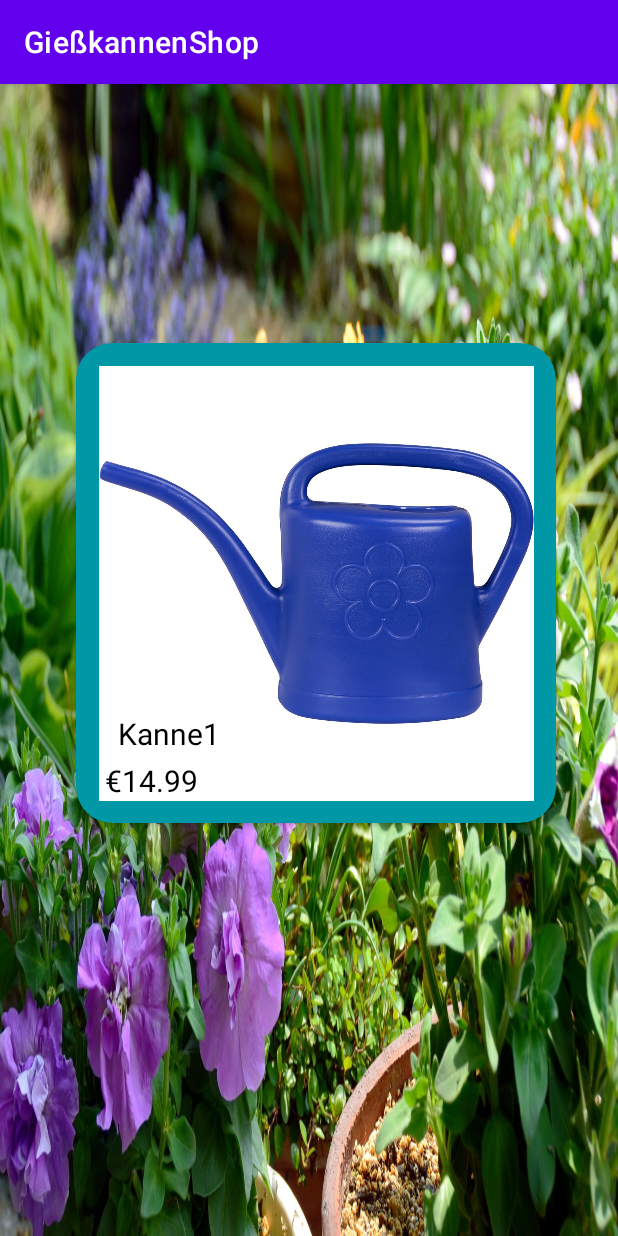
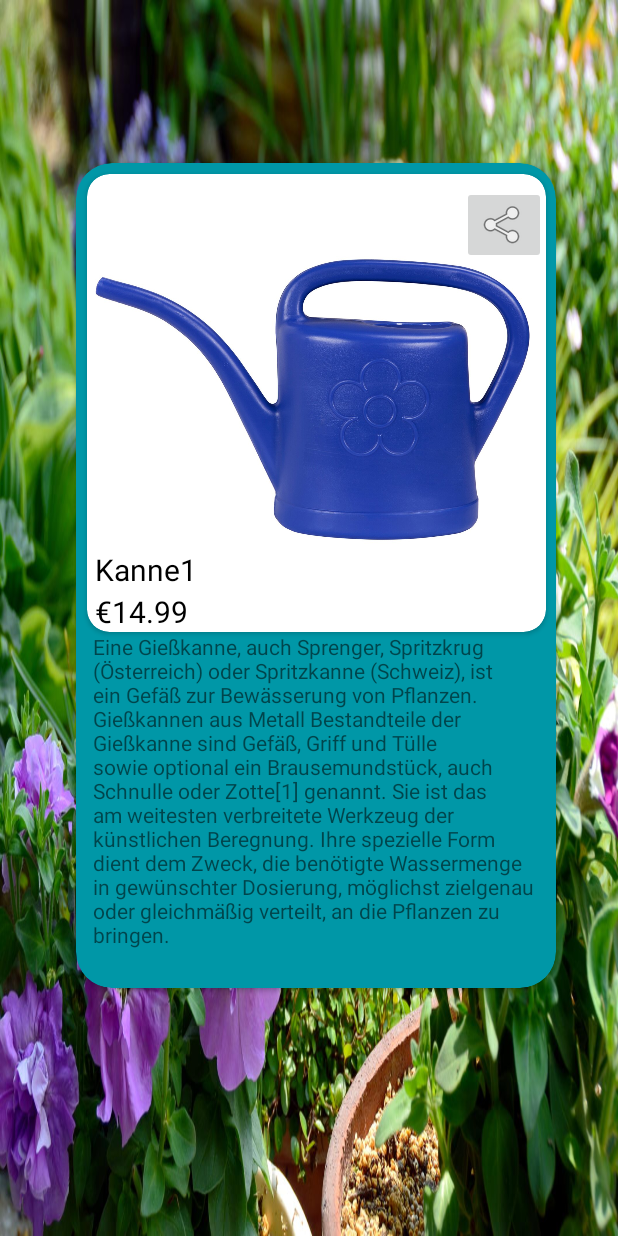
Before and after one commit to MarcoWeinmann/KannenShop, an Android app: the screen it shows after launch (MainActivity), on a phone screen of 412 x 824 dp. Run offline under Robolectric (Android 15) with nearby library versions, the phone set to English and light mode, and no system bars; our stand-ins replace data binding.

Commit message:
info text hinzugefügt

```diff
--- a/app/src/main/res/layout/activity_main.xml
+++ b/app/src/main/res/layout/activity_main.xml
@@ -18,12 +18,12 @@
             android:layout_width="match_parent"
             android:layout_height="match_parent"
             app:layoutManager="androidx.recyclerview.widget.LinearLayoutManager"
-            android:orientation="horizontal"
             app:layout_constraintBottom_toBottomOf="parent"
             app:layout_constraintEnd_toEndOf="parent"
             app:layout_constraintStart_toStartOf="parent"
             app:layout_constraintTop_toTopOf="parent"
-            tools:listitem="@layout/list_item"/>
+            tools:listitem="@layout/list_item"
+            tools:orientation="horizontal" />
 
 
     </androidx.constraintlayout.widget.ConstraintLayout>
--- a/app/src/main/res/layout/list_item.xml
+++ b/app/src/main/res/layout/list_item.xml
@@ -1,7 +1,8 @@
 <?xml version="1.0" encoding="utf-8"?>
 <layout xmlns:android="http://schemas.android.com/apk/res/android"
     xmlns:app="http://schemas.android.com/apk/res-auto"
-    xmlns:tools="http://schemas.android.com/tools">
+    xmlns:tools="http://schemas.android.com/tools"
+    app:circularflow_defaultRadius="10dp">
 
     <data>
 
@@ -14,7 +15,7 @@
 
         <androidx.cardview.widget.CardView
             android:layout_width="320dp"
-            android:layout_height="320dp"
+            android:layout_height="550dp"
             android:layout_marginTop="32dp"
             android:layout_marginBottom="32dp"
             app:cardBackgroundColor="#0097A7"
@@ -30,6 +31,48 @@
                 android:layout_width="match_parent"
                 android:layout_height="match_parent">
 
+                <androidx.cardview.widget.CardView
+                    android:layout_width="wrap_content"
+                    android:layout_height="wrap_content"
+                    android:layout_marginStart="10dp"
+                    android:layout_marginTop="-230dp"
+                    android:layout_marginEnd="10dp"
+                    app:cardCornerRadius="15dp"
+                    app:layout_constraintBottom_toBottomOf="parent"
+                    app:layout_constraintEnd_toEndOf="parent"
+                    app:layout_constraintStart_toStartOf="parent"
+                    app:layout_constraintTop_toTopOf="parent">
+
+                    <ImageView
+                        android:id="@+id/imageView"
+                        android:layout_width="290dp"
+                        android:layout_height="290dp"
+                        android:layout_marginStart="5dp"
+                        android:layout_marginTop="5dp"
+                        android:layout_marginEnd="5dp"
+                        android:layout_marginBottom="5dp"
+                        android:visibility="visible"
+                        app:circularflow_radiusInDP="10dp"
+                        app:srcCompat="@drawable/can1" />
+
+                    <ImageButton
+                        android:id="@+id/imageButtonStar"
+                        android:layout_width="wrap_content"
+                        android:layout_height="wrap_content"
+                        android:layout_marginLeft="250dp"
+                        android:layout_marginTop="8dp"
+                        app:srcCompat="@android:drawable/ic_menu_share" />
+
+                    <TextView
+                        android:id="@+id/textViewName"
+                        android:layout_width="wrap_content"
+                        android:layout_height="wrap_content"
+                        android:layout_marginLeft="5dp"
+                        android:layout_marginTop="250dp"
+                        android:text="Gießkanne1"
+                        android:textColor="@color/black"
+                        android:textSize="20sp" />
+
                     <TextView
                         android:id="@+id/textViewSale"
                         android:layout_width="wrap_content"
@@ -41,53 +84,29 @@
                         android:textStyle="bold"
                         android:translationZ="10dp"
                         android:visibility="visible"
-                    app:layout_constraintEnd_toEndOf="parent"
-                    app:layout_constraintHorizontal_bias="0.483"
-                    app:layout_constraintStart_toStartOf="parent"
-                    app:layout_constraintTop_toTopOf="parent" />
+                        tools:layout_marginLeft="40dp" />
 
                     <TextView
                         android:id="@+id/textViewPreis"
                         android:layout_width="wrap_content"
                         android:layout_height="wrap_content"
-                    android:layout_marginTop="4dp"
+                        android:layout_marginLeft="5dp"
+                        android:layout_marginTop="278dp"
                         android:text="PREIS"
                         android:textColor="@color/black"
                         android:translationZ="10dp"
-                    android:visibility="visible"
-                    app:layout_constraintEnd_toEndOf="parent"
-                    app:layout_constraintHorizontal_bias="0.075"
-                    app:layout_constraintStart_toStartOf="parent"
-                    app:layout_constraintTop_toBottomOf="@+id/textViewName" />
+                        android:visibility="visible" />
+                </androidx.cardview.widget.CardView>
 
-                <ImageView
-                    android:id="@+id/imageView"
-                    android:layout_width="290dp"
-                    android:layout_height="290dp"
-                    android:layout_marginStart="5dp"
-                    android:layout_marginTop="5dp"
-                    android:layout_marginEnd="5dp"
-                    android:layout_marginBottom="5dp"
-                    android:visibility="visible"
+                <TextView
+                    android:id="@+id/textViewInfo"
+                    android:layout_width="298dp"
+                    android:layout_height="225dp"
+                    android:layout_marginBottom="12dp"
+                    android:text="Eine Gießkanne, auch Sprenger, Spritzkrug (Österreich) oder Spritzkanne (Schweiz), ist ein Gefäß zur Bewässerung von Pflanzen.   Gießkannen aus Metall Bestandteile der Gießkanne sind Gefäß, Griff und Tülle sowie optional ein Brausemundstück, auch Schnulle oder Zotte[1] genannt. Sie ist das am weitesten verbreitete Werkzeug der künstlichen Beregnung. Ihre spezielle Form dient dem Zweck, die benötigte Wassermenge in gewünschter Dosierung, möglichst zielgenau oder gleichmäßig verteilt, an die Pflanzen zu bringen. "
                     app:layout_constraintBottom_toBottomOf="parent"
                     app:layout_constraintEnd_toEndOf="parent"
-                    app:layout_constraintStart_toStartOf="parent"
-                    app:layout_constraintTop_toTopOf="parent"
-                    app:srcCompat="@drawable/can1" />
-
-                <TextView
-                    android:id="@+id/textViewName"
-                    android:layout_width="wrap_content"
-                    android:layout_height="wrap_content"
-                    android:text="Gießkanne1"
-                    android:textColor="@color/black"
-                    android:textSize="20sp"
-                    app:layout_constraintBottom_toBottomOf="@+id/imageView"
-                    app:layout_constraintEnd_toEndOf="parent"
-                    app:layout_constraintHorizontal_bias="0.111"
-                    app:layout_constraintStart_toStartOf="parent"
-                    app:layout_constraintTop_toTopOf="parent"
-                    app:layout_constraintVertical_bias="0.887" />
+                    app:layout_constraintStart_toStartOf="parent" />
 
             </androidx.constraintlayout.widget.ConstraintLayout>
 
--- a/app/src/main/res/values-night/themes.xml
+++ b/app/src/main/res/values-night/themes.xml
@@ -1,6 +1,6 @@
 <resources xmlns:tools="http://schemas.android.com/tools">
     <!-- Base application theme. -->
-    <style name="Theme.GießkannenShop" parent="Theme.MaterialComponents.DayNight.DarkActionBar">
+    <style name="Theme.GießkannenShop" parent="Theme.MaterialComponents.DayNight.NoActionBar">
         <!-- Primary brand color. -->
         <item name="colorPrimary">@color/purple_200</item>
         <item name="colorPrimaryVariant">@color/purple_700</item>
--- a/app/src/main/res/values/themes.xml
+++ b/app/src/main/res/values/themes.xml
@@ -1,6 +1,6 @@
 <resources xmlns:tools="http://schemas.android.com/tools">
     <!-- Base application theme. -->
-    <style name="Theme.GießkannenShop" parent="Theme.MaterialComponents.DayNight.DarkActionBar">
+    <style name="Theme.GießkannenShop" parent="Theme.MaterialComponents.DayNight.NoActionBar">
         <!-- Primary brand color. -->
         <item name="colorPrimary">@color/purple_500</item>
         <item name="colorPrimaryVariant">@color/purple_700</item>
```
Lines whose indentation alone changed are shown as unchanged.
